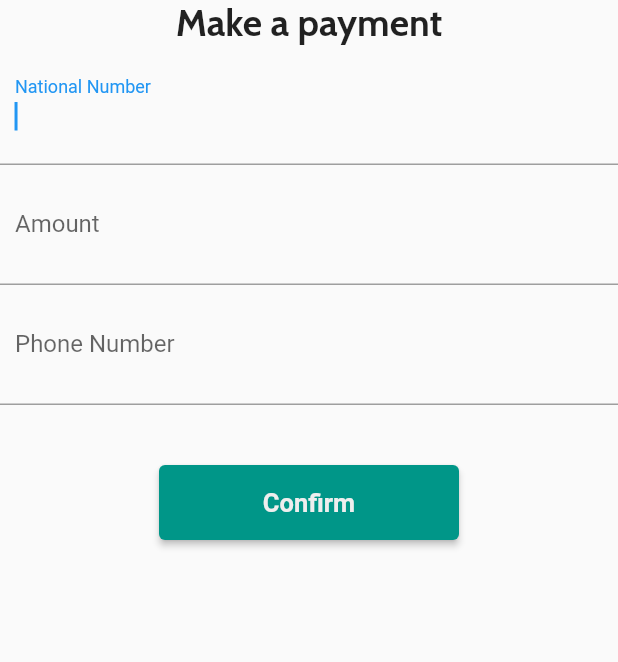
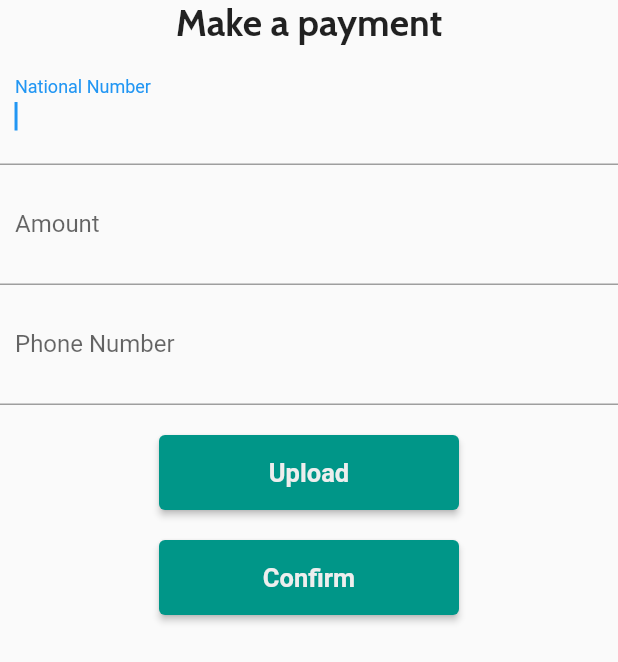
Before and after one commit to Moe-onebit/Institutions-management, a Flutter app: the PayingForm widget shown alone on an empty page, opened directly, on a phone screen of 412 x 824 dp. Shown: the top 662 px of the screen. Run offline on Flutter 3.47's test engine with Material 2 defaults, Android fonts, the light colour scheme and no system bars; our stand-ins replace auto_route, auto_size_text, blur, expandable_text, file_picker, firebase_auth and 3 more; accounts and stored records are empty.

Commit message:
Lots of changes done

```diff
--- a/lib/Pages/SettingForm/PayingForm.dart
+++ b/lib/Pages/SettingForm/PayingForm.dart
@@ -1,10 +1,10 @@
 import 'package:demo_app/Customs/Custom_Font.dart';
 import 'package:demo_app/Customs/Custom_Raised_Button.dart';
 import 'package:demo_app/Customs/InputField.dart';
+import 'package:demo_app/Pages/HomePage.dart';
 import 'package:flutter/material.dart';
-import 'package:demo_app/Pages/Profile.dart';
 import 'package:get/get.dart';
-
+import 'package:file_picker/file_picker.dart';
 
 class PayingForm extends StatefulWidget {
   @override
@@ -61,20 +61,23 @@ class _PayingFormState extends State<PayingForm> {
                   autoCorrect: true,
                   textInputAction: TextInputAction.next,
                 ),
-                // CustomRaisedButton(
-                //   width: 200 ,
-                //   height: 50.0,
-                //   margin: const EdgeInsets.symmetric(horizontal: 50),
-                //   color: Colors.teal.shade500,
-                //   borderRadius: BorderRadius.circular(10),
-                //   text: "Upload",
-                //   textColor: Colors.grey.shade200,
-                //   fontSize: 17,
-                //   fontWeight: FontWeight.bold,
-                //   function: _uploadFile
-                // ),
                 SizedBox(
-                  height: 40,
+                  height: 20,
+                ),
+                CustomRaisedButton(
+                  width: 200 ,
+                  height: 50.0,
+                  margin: const EdgeInsets.symmetric(horizontal: 50),
+                  color: Colors.teal.shade500,
+                  borderRadius: BorderRadius.circular(10),
+                  text: "Upload",
+                  textColor: Colors.grey.shade200,
+                  fontSize: 17,
+                  fontWeight: FontWeight.bold,
+                  function: _uploadFile
+                ),
+                SizedBox(
+                  height: 20,
                 ),
                 CustomRaisedButton(
                   width: 200 ,
@@ -86,7 +89,7 @@ class _PayingFormState extends State<PayingForm> {
                   textColor: Colors.grey.shade200,
                   fontSize: 17,
                   fontWeight: FontWeight.bold,
-                  function: () => Get.offAll(Profile()),
+                  function: () => Get.offAll(HomePage()),
                 ),
               ],
             ),
@@ -95,8 +98,12 @@ class _PayingFormState extends State<PayingForm> {
     );
   }
 
-  // Future _uploadFile() async{
-  //   final result = await FilePicker.platform.pickFiles();
-  // }
+  Future _uploadFile() async{
+    final result = await FilePicker.platform.pickFiles();
+    if(result == null){
+    return;
+    }
+    final file = result.files.first;
+  }
 
 }
--- a/lib/Pages/SettingForm/SettingsForm.dart
+++ b/lib/Pages/SettingForm/SettingsForm.dart
@@ -1,8 +1,8 @@
 import 'package:demo_app/Customs/Custom_Font.dart';
 import 'package:demo_app/Customs/Custom_Raised_Button.dart';
 import 'package:demo_app/Customs/InputField.dart';
+import 'package:demo_app/Pages/HomePage.dart';
 import 'package:flutter/material.dart';
-import 'package:demo_app/Pages/Profile.dart';
 import 'package:get/get.dart';
 
 class SettingsForm extends StatefulWidget {
@@ -95,7 +95,7 @@ class _SettingsFormState extends State<SettingsForm> {
                 textColor: Colors.grey.shade200,
                 fontSize: 17,
                 fontWeight: FontWeight.bold,
-                function: () => Get.offAll(Profile()),
+                function: () => Get.offAll(HomePage()),
               )
             ],
           ),
--- a/pubspec.yaml
+++ b/pubspec.yaml
@@ -50,7 +50,7 @@ dev_dependencies:
   flutter_spinkit: ^5.1.0
   auto_size_text: ^3.0.0
   url_launcher: ^6.1.0
-#  file_picker: ^4.5.1
+  file_picker: ^4.6.0
 
   # The "flutter_lints" package below contains a set of recommended lints to
   # encourage good coding practices. The lint set provided by the package is
```
Also changed, not shown: pubspec.lock, 1 other file.
